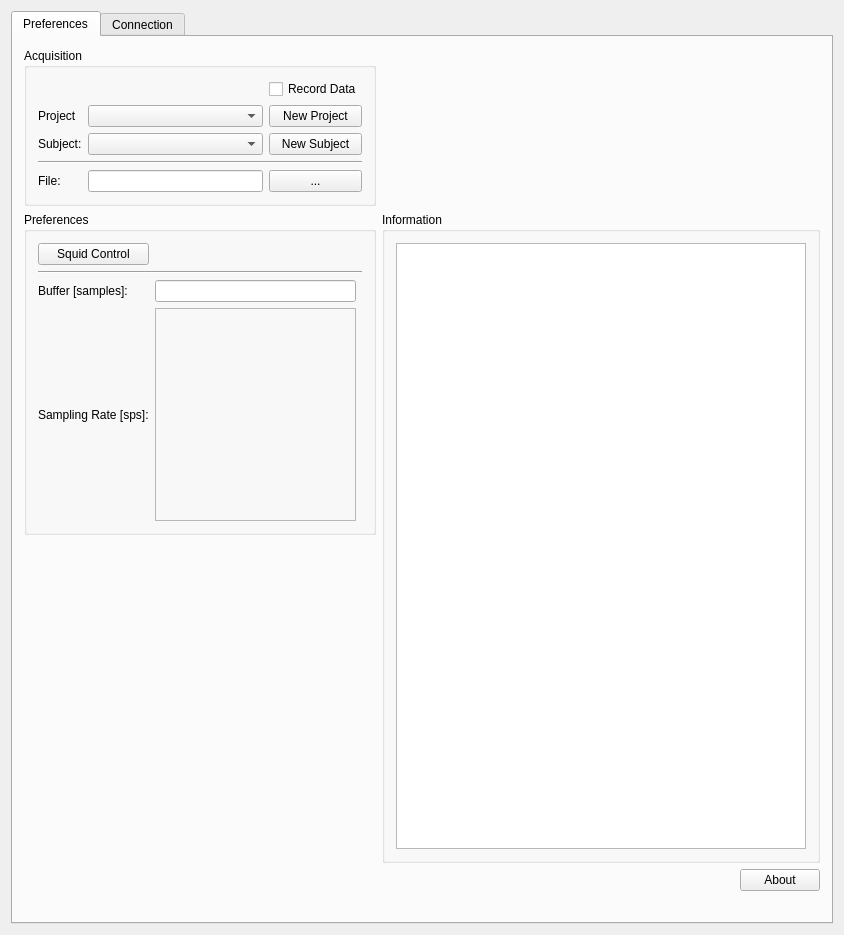
The window that applications/mne_x/plugins/babymeg/FormFiles/babymegsetup.ui (mne-tools/mne-cpp) describes before a commit, drawn with Qt 5.
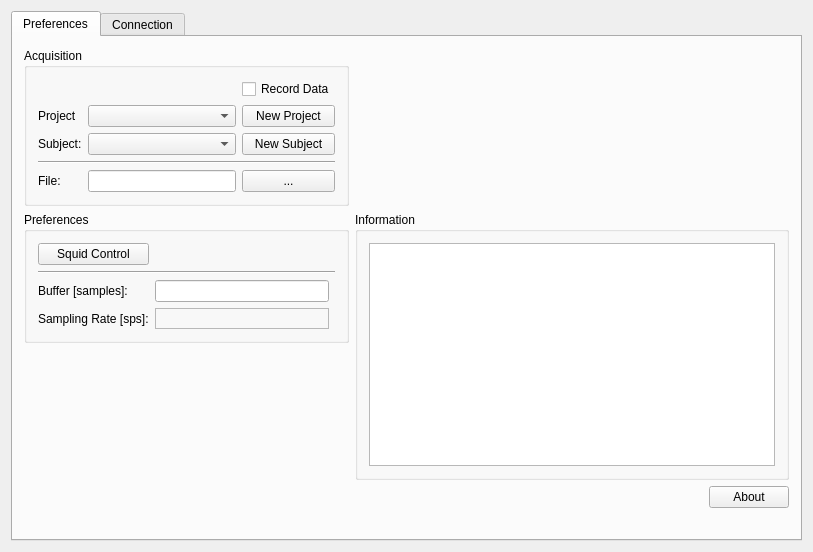
The same window after the commit. Icons and pictures are not drawn.

Commit message: default size

Diff of the .ui file:
```diff
--- a/applications/mne_x/plugins/babymeg/FormFiles/babymegsetup.ui
+++ b/applications/mne_x/plugins/babymeg/FormFiles/babymegsetup.ui
@@ -6,8 +6,8 @@
    <rect>
     <x>0</x>
     <y>0</y>
-    <width>844</width>
-    <height>935</height>
+    <width>813</width>
+    <height>552</height>
    </rect>
   </property>
   <property name="windowTitle">
```
Left out of the diff: 136 changed lines with no effect on the pictures.
